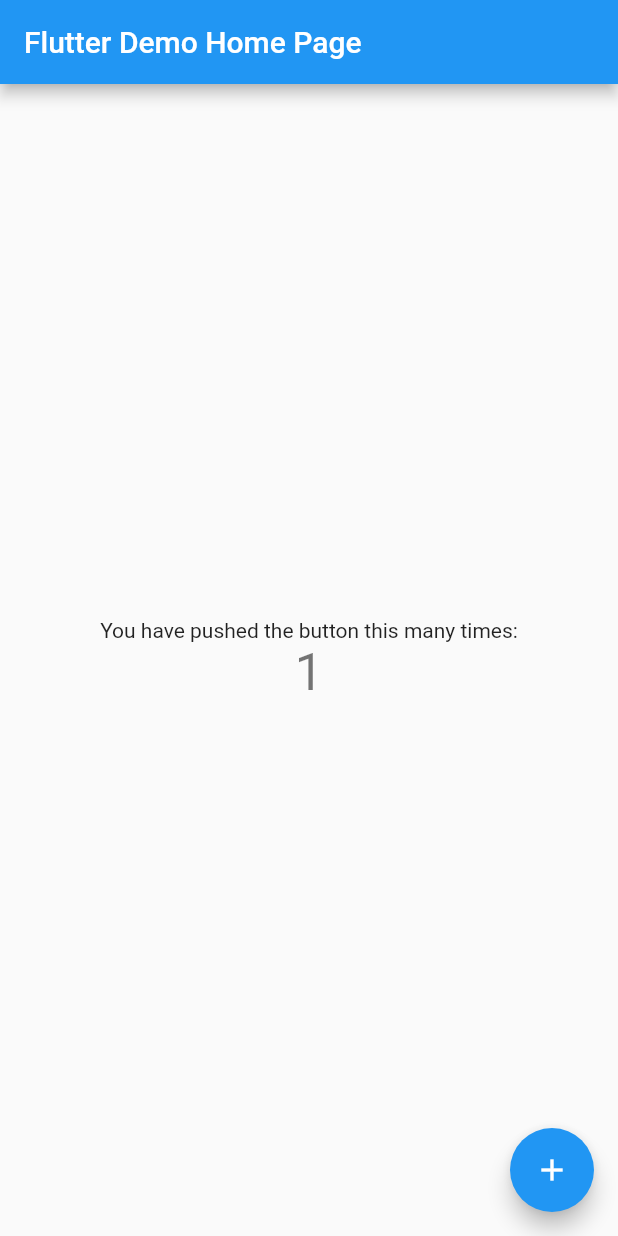
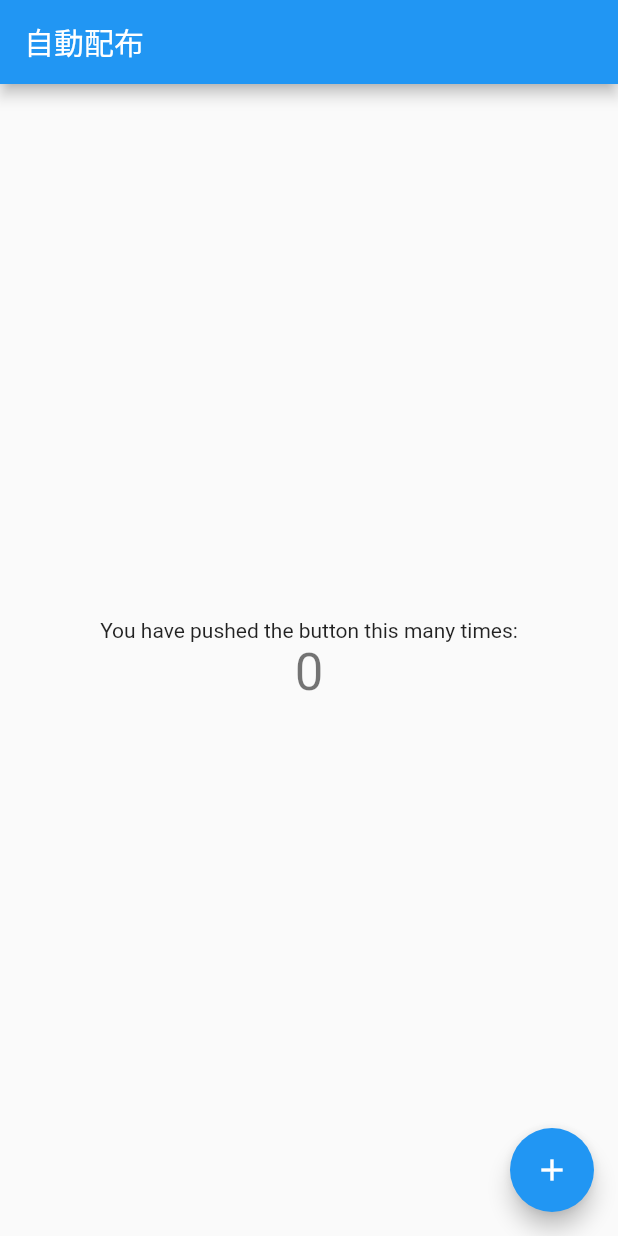
Before and after one commit to abe-masafumi/fluttter_Distribution_test, a Flutter app: the screen it shows after launch, on a phone screen of 412 x 824 dp. Run offline on Flutter 3.47's test engine with Material 2 defaults, Android fonts, the phone set to English and light mode, and no system bars; our stand-ins replace firebase_core; accounts and stored records are empty.

Commit message:
add:自動配布

```diff
--- a/lib/main.dart
+++ b/lib/main.dart
@@ -31,7 +31,7 @@ class MyApp extends StatelessWidget {
         // is not restarted.
         primarySwatch: Colors.blue,
       ),
-      home: const MyHomePage(title: 'Flutter Demo Home Page'),
+      home: const MyHomePage(title: '自動配布'),
     );
   }
 }
@@ -55,7 +55,7 @@ class MyHomePage extends StatefulWidget {
 }
 
 class _MyHomePageState extends State<MyHomePage> {
-  int _counter = 1;
+  int _counter = 0;
 
   void _incrementCounter() {
     setState(() {
```
